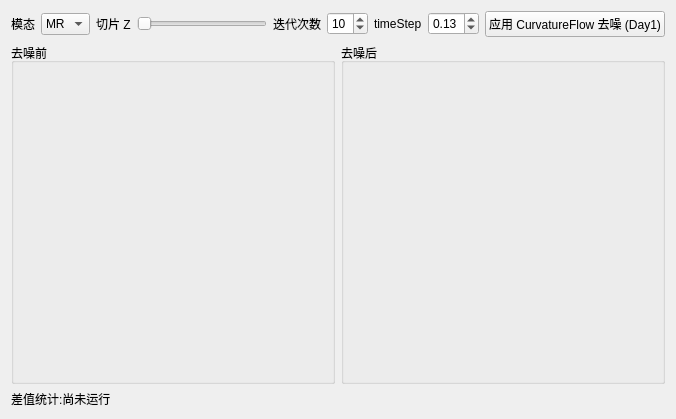
Before: the Qt Designer form src/view/FilterTabView.ui in zhengyuexia/mrus-fusion-viewer, drawn with Qt 5.
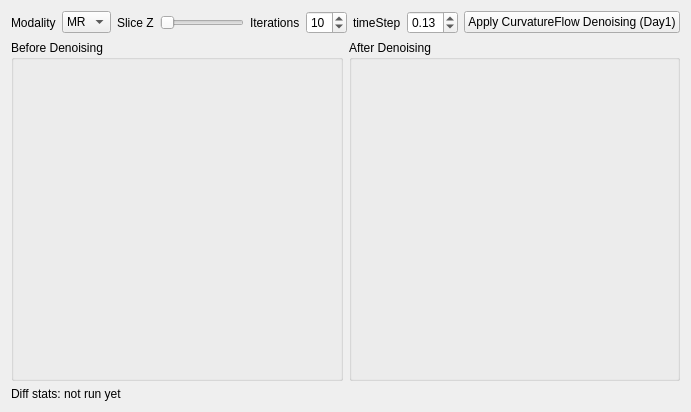
After: the same form once the commit is applied.

```diff
--- a/src/view/FilterTabView.ui
+++ b/src/view/FilterTabView.ui
@@ -5,16 +5,16 @@
   <layout class="QVBoxLayout" name="rootLayout">
    <item>
     <layout class="QHBoxLayout" name="controlRow">
-     <item><widget class="QLabel" name="modalityLabel"><property name="text"><string>模态</string></property></widget></item>
+     <item><widget class="QLabel" name="modalityLabel"><property name="text"><string>Modality</string></property></widget></item>
      <item>
       <widget class="QComboBox" name="modalityCombo">
        <item><property name="text"><string>MR</string></property></item>
        <item><property name="text"><string>US</string></property></item>
       </widget>
      </item>
-     <item><widget class="QLabel" name="sliceLabel"><property name="text"><string>切片 Z</string></property></widget></item>
+     <item><widget class="QLabel" name="sliceLabel"><property name="text"><string>Slice Z</string></property></widget></item>
      <item><widget class="QSlider" name="sliceSlider"><property name="orientation"><enum>Qt::Horizontal</enum></property></widget></item>
-     <item><widget class="QLabel" name="iterationsLabel"><property name="text"><string>迭代次数</string></property></widget></item>
+     <item><widget class="QLabel" name="iterationsLabel"><property name="text"><string>Iterations</string></property></widget></item>
      <item>
       <widget class="QSpinBox" name="iterationsSpin">
        <property name="minimum"><number>1</number></property>
@@ -31,14 +31,14 @@
        <property name="value"><double>0.125</double></property>
       </widget>
      </item>
-     <item><widget class="QPushButton" name="applyButton"><property name="text"><string>应用 CurvatureFlow 去噪 (Day1)</string></property></widget></item>
+     <item><widget class="QPushButton" name="applyButton"><property name="text"><string>Apply CurvatureFlow Denoising (Day1)</string></property></widget></item>
     </layout>
    </item>
    <item>
     <layout class="QHBoxLayout" name="imageRow">
      <item>
       <widget class="QGroupBox" name="beforeBox">
-       <property name="title"><string>去噪前</string></property>
+       <property name="title"><string>Before Denoising</string></property>
        <layout class="QVBoxLayout" name="beforeLayout">
         <item>
          <widget class="QLabel" name="beforeView">
@@ -52,7 +52,7 @@
      </item>
      <item>
       <widget class="QGroupBox" name="afterBox">
-       <property name="title"><string>去噪后</string></property>
+       <property name="title"><string>After Denoising</string></property>
        <layout class="QVBoxLayout" name="afterLayout">
         <item>
          <widget class="QLabel" name="afterView">
@@ -66,7 +66,7 @@
      </item>
     </layout>
    </item>
-   <item><widget class="QLabel" name="statsLabel"><property name="text"><string>差值统计:尚未运行</string></property></widget></item>
+   <item><widget class="QLabel" name="statsLabel"><property name="text"><string>Diff stats: not run yet</string></property></widget></item>
   </layout>
  </widget>
  <resources/>
```
